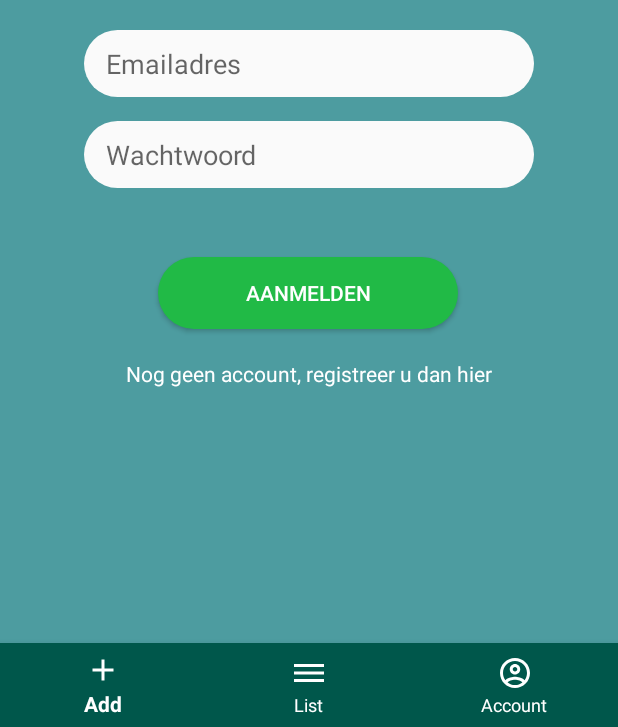
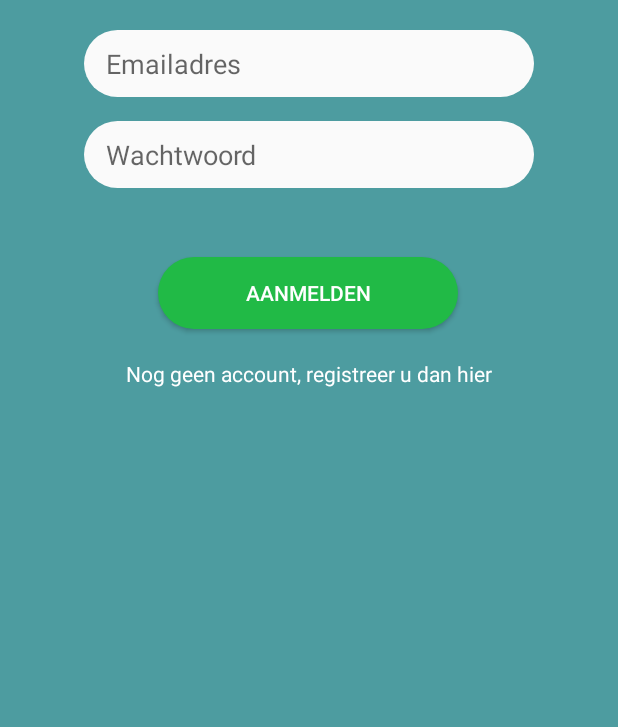
Before and after one commit to brentschets/TheHubAndroid, an Android app: the MainActivity screen opened directly, with no data from a screen before it, on a phone screen of 412 x 824 dp, the part 509-1236 px from its top. Run offline under Robolectric (Android 15) with nearby library versions, the phone set to English and light mode, and no system bars; our stand-ins replace Firebase (no records; nobody signed in at launch, a user with empty details on screens opened directly), data binding.

Commit message:
Databinding botnav hide when logout and account databinding

```diff
--- a/app/build.gradle
+++ b/app/build.gradle
@@ -6,6 +6,9 @@ apply plugin: 'kotlin-android-extensions'
 
 android {
     compileSdkVersion 28
+    dataBinding {
+        enabled = true
+    }
     defaultConfig {
         applicationId "brentschets.com.projecthub"
         minSdkVersion 15
--- a/app/src/main/java/brentschets/com/projecthub/activities/MainActivity.kt
+++ b/app/src/main/java/brentschets/com/projecthub/activities/MainActivity.kt
@@ -2,6 +2,7 @@ package brentschets.com.projecthub.activities
 
 import android.arch.lifecycle.ViewModelProviders
 import android.content.Context
+import android.databinding.DataBindingUtil
 import android.support.v7.app.AppCompatActivity
 import android.os.Bundle
 import android.support.design.widget.BottomNavigationView
@@ -12,6 +13,7 @@ import brentschets.com.projecthub.fragments.LoginFragment
 import brentschets.com.projecthub.fragments.PostListFragment
 import brentschets.com.projecthub.fragments.PlaatsPostFragment
 import brentschets.com.projecthub.viewmodels.AccountViewModel
+import brentschets.com.projecthub.databinding.ActivityMainBinding
 import kotlinx.android.synthetic.main.activity_main.*
 
 class MainActivity : AppCompatActivity() {
@@ -21,6 +23,10 @@ class MainActivity : AppCompatActivity() {
      */
     private lateinit var accountViewModel: AccountViewModel
 
+    /**
+     * De [ActivityMainBinding] dat we gebruiken voor de effeciteve databinding met de [MainActivity]
+     */
+    private lateinit var binding: ActivityMainBinding
 
     /**
      * Listener voor de bottom navigation view dat er voor zorgt dat juiste fragment getoond wordt on click.
@@ -53,7 +59,12 @@ class MainActivity : AppCompatActivity() {
 
         super.onCreate(savedInstanceState)
         accountViewModel = ViewModelProviders.of(this).get(AccountViewModel::class.java)
-        setContentView(R.layout.activity_main)
+
+        //main activity binden
+        binding = DataBindingUtil.setContentView(this, R.layout.activity_main)
+        binding.accountViewModel = accountViewModel
+        binding.setLifecycleOwner(this)
+
         if(accountViewModel.isLoggedIn.value == true){
             bottom_navigation.setOnNavigationItemSelectedListener(mOnNavigationItemSelectedListener)
             replaceFragment(PostListFragment())
--- a/app/src/main/java/brentschets/com/projecthub/viewmodels/AccountViewModel.kt
+++ b/app/src/main/java/brentschets/com/projecthub/viewmodels/AccountViewModel.kt
@@ -2,6 +2,7 @@ package brentschets.com.projecthub.viewmodels
 
 import android.arch.lifecycle.MutableLiveData
 import android.arch.lifecycle.ViewModel
+import android.databinding.Bindable
 import android.text.TextUtils
 import android.util.Log
 import android.widget.Toast
@@ -51,7 +52,6 @@ class AccountViewModel: ViewModel() {
         //firebase object
         mAuth = FirebaseAuth.getInstance()
         ref = FirebaseDatabase.getInstance()
-        isRegistered.value = PreferenceUtil.getToken() != ""
     }
 
     /**
--- a/app/src/main/res/layout/activity_main.xml
+++ b/app/src/main/res/layout/activity_main.xml
@@ -1,11 +1,20 @@
 <?xml version="1.0" encoding="utf-8"?>
-<android.support.constraint.ConstraintLayout xmlns:android="http://schemas.android.com/apk/res/android"
-    xmlns:app="http://schemas.android.com/apk/res-auto"
-    xmlns:tools="http://schemas.android.com/tools"
+<layout xmlns:android="http://schemas.android.com/apk/res/android"
+    xmlns:app="http://schemas.android.com/apk/res-auto">
+
+    <data>
+
+        <import type="android.view.View" />
+
+        <variable
+            name="accountViewModel"
+            type="brentschets.com.projecthub.viewmodels.AccountViewModel" />
+    </data>
+
+    <android.support.constraint.ConstraintLayout
+        android:id="@+id/fragment_container"
         android:layout_width="match_parent"
-    android:layout_height="match_parent"
-    android:id="@+id/fragment_container"
-    tools:context=".activities.MainActivity">
+        android:layout_height="match_parent">
 
         <TextView
             android:id="@+id/textView"
@@ -23,14 +32,18 @@
 
         <android.support.design.widget.BottomNavigationView
             android:id="@+id/bottom_navigation"
-        app:menu="@menu/bottom_nav_menu"
+            android:layout_width="match_parent"
+            android:layout_height="wrap_content"
             android:background="@color/colorPrimaryDark"
             app:itemIconTint="@android:color/white"
             app:itemTextColor="@android:color/white"
-        android:layout_width="match_parent"
-        android:layout_height="wrap_content"
+
+            android:visibility="@{safeUnbox(accountViewModel.isLoggedIn)? View.VISIBLE : View.GONE}"
+
             app:layout_constraintBottom_toBottomOf="parent"
             app:layout_constraintEnd_toEndOf="parent"
-        app:layout_constraintStart_toStartOf="parent" />
+            app:layout_constraintStart_toStartOf="parent"
+            app:menu="@menu/bottom_nav_menu" />
 
     </android.support.constraint.ConstraintLayout>
+</layout>
```
Also changed, not shown: app/src/main/java/brentschets/com/projecthub/fragments/AccountFragment.kt (+16 -2 lines), app/src/main/res/layout/fragment_account.xml (+17 -5 lines). Lines whose indentation alone changed are shown as unchanged.
